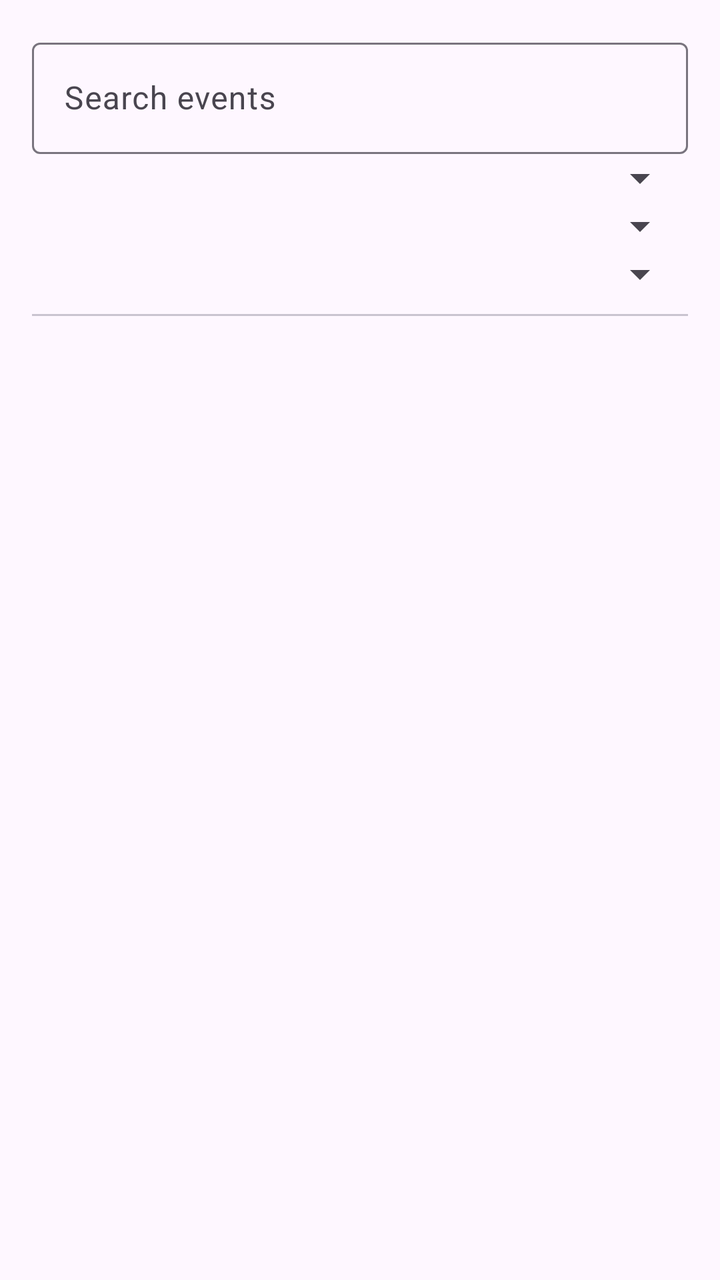
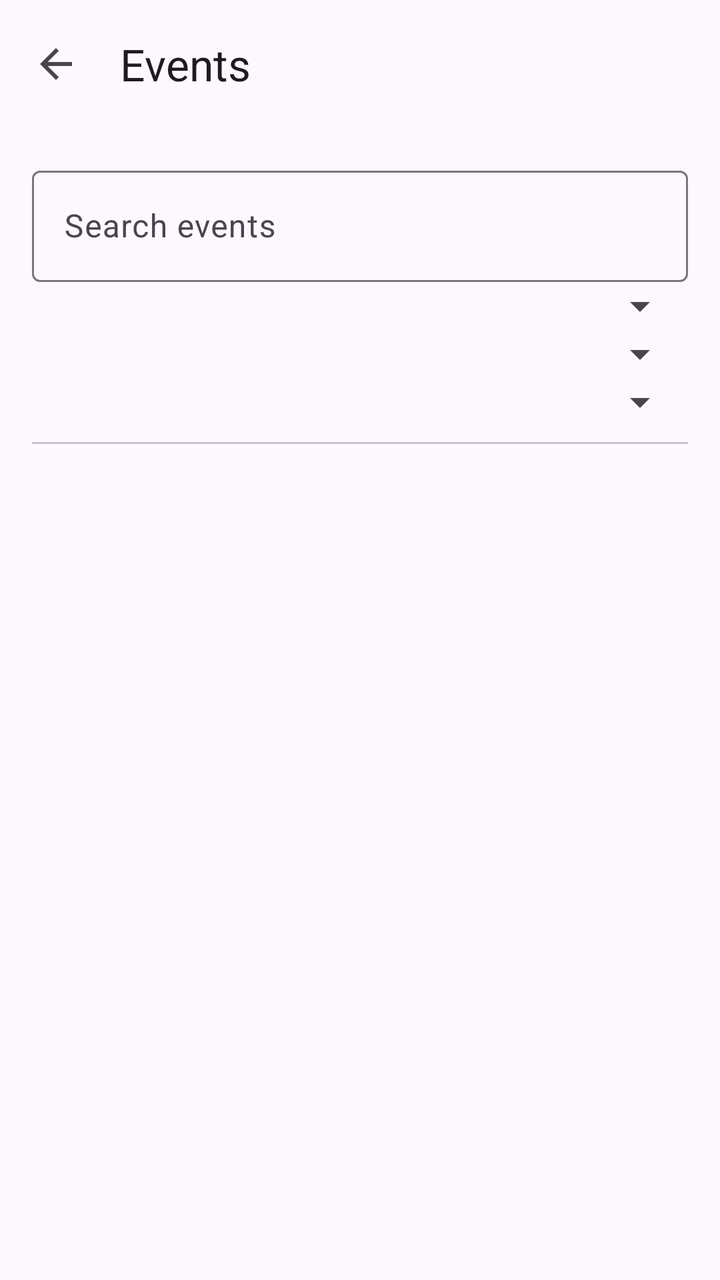

Before-and-after screenshots of an Android layout around one commit, followed by the original layout XML and the change that was made.
<!-- AndroidManifest.xml: application theme Theme.Ticketree -->
<!-- res/layout/activity_event_list.xml -->
<?xml version="1.0" encoding="utf-8"?>
<LinearLayout xmlns:android="http://schemas.android.com/apk/res/android"
    android:layout_width="match_parent"
    android:layout_height="match_parent"
    android:fitsSystemWindows="true"
    android:orientation="vertical"
    android:padding="16dp">

    <com.google.android.material.textfield.TextInputLayout
        style="@style/Widget.Material3.TextInputLayout.OutlinedBox"
        android:layout_width="match_parent"
        android:layout_height="wrap_content"
        android:hint="Search events">

        <com.google.android.material.textfield.TextInputEditText
            android:id="@+id/etSearch"
            android:layout_width="match_parent"
            android:layout_height="wrap_content"
            android:inputType="text" />
    </com.google.android.material.textfield.TextInputLayout>

    <Spinner
        android:id="@+id/spCategory"
        android:layout_width="match_parent"
        android:layout_height="wrap_content" />

    <Spinner
        android:id="@+id/spDate"
        android:layout_width="match_parent"
        android:layout_height="wrap_content" />

    <Spinner
        android:id="@+id/spLocation"
        android:layout_width="match_parent"
        android:layout_height="wrap_content" />

    <com.google.android.material.divider.MaterialDivider
        android:layout_width="match_parent"
        android:layout_height="wrap_content"
        android:layout_marginVertical="8dp" />

    <com.google.android.material.textview.MaterialTextView
        android:id="@+id/tvEmpty"
        android:layout_width="match_parent"
        android:layout_height="wrap_content"
        android:text="No events match your filters."
        android:visibility="gone" />

    <androidx.recyclerview.widget.RecyclerView
        android:id="@+id/rvList"
        android:layout_width="match_parent"
        android:layout_height="0dp"
        android:layout_weight="1" />
</LinearLayout>
<!-- resources referenced by this layout -->
<resources>
  <style name="Theme.Ticketree" parent="Base.Theme.Ticketree" />
  <style name="Base.Theme.Ticketree" parent="Theme.Material3.DayNight.NoActionBar">
          
          
      </style>
</resources>

<!-- the commit's change to res/layout/activity_event_list.xml (unified diff, before → after) -->
@@ -1,8 +1,20 @@
 <?xml version="1.0" encoding="utf-8"?>
 <LinearLayout xmlns:android="http://schemas.android.com/apk/res/android"
+    xmlns:app="http://schemas.android.com/apk/res-auto"
     android:layout_width="match_parent"
     android:layout_height="match_parent"
     android:fitsSystemWindows="true"
+    android:orientation="vertical">
+    <com.google.android.material.appbar.MaterialToolbar
+        android:id="@+id/toolbar"
+        android:layout_width="match_parent"
+        android:layout_height="?attr/actionBarSize"
+        app:navigationIcon="@drawable/ic_back"
+        app:title="Events" />
+<LinearLayout xmlns:android="http://schemas.android.com/apk/res/android"
+    android:layout_width="match_parent"
+    android:layout_height="0dp"
+    android:layout_weight="1"
     android:orientation="vertical"
     android:padding="16dp">
 
@@ -52,3 +64,4 @@
         android:layout_height="0dp"
         android:layout_weight="1" />
 </LinearLayout>
+</LinearLayout>
<!-- resource entries referenced after the edit -->
@@ -1,5 +1,16 @@
 <!-- resources referenced by this layout -->
 <resources>
+  <!-- drawable ic_back (drawable) -->
+  <vector xmlns:android="http://schemas.android.com/apk/res/android"
+      android:width="24dp"
+      android:height="24dp"
+      android:tint="?attr/colorControlNormal"
+      android:viewportWidth="24"
+      android:viewportHeight="24">
+      <path
+          android:fillColor="@android:color/white"
+          android:pathData="M20,11H7.83l5.59,-5.59L12,4l-8,8 8,8 1.41,-1.41L7.83,13H20v-2z" />
+  </vector>
   <style name="Theme.Ticketree" parent="Base.Theme.Ticketree" />
   <style name="Base.Theme.Ticketree" parent="Theme.Material3.DayNight.NoActionBar">
           
